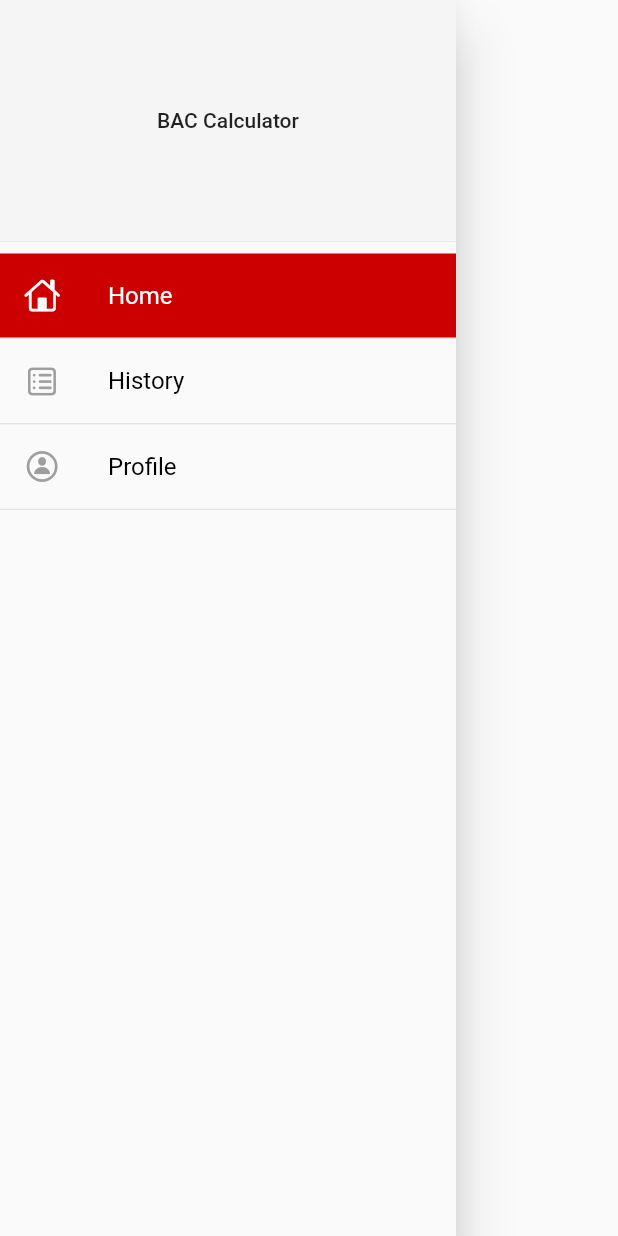
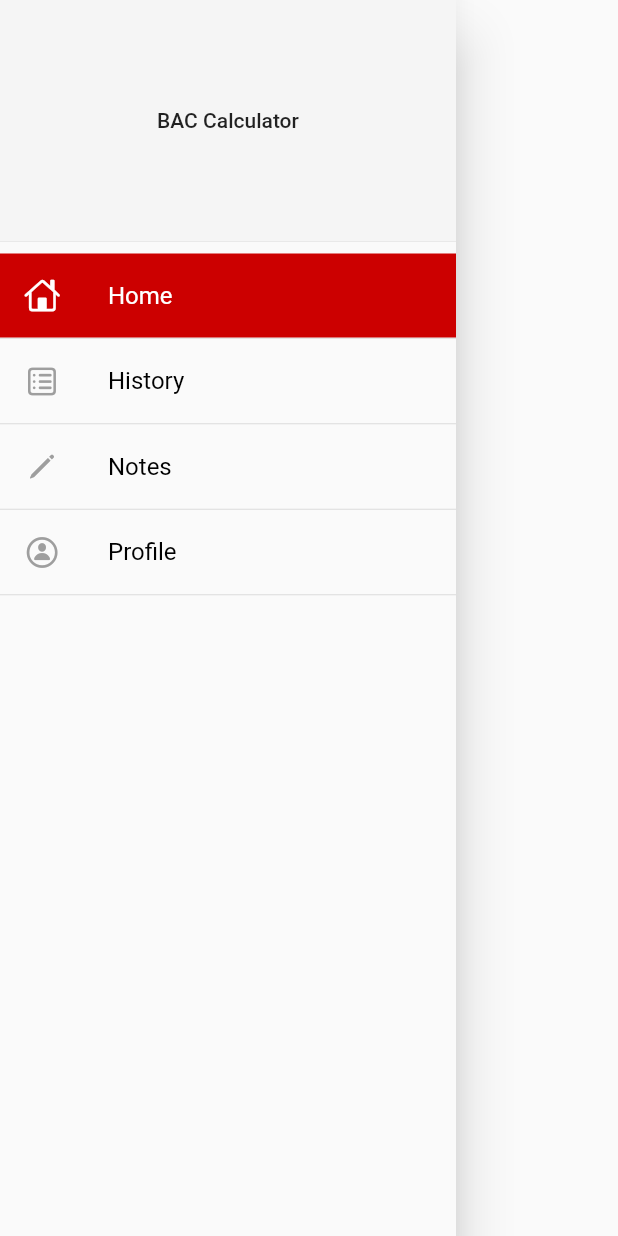
Before and after one commit to mjhamm/blood-alcohol-calculator, a Flutter app: the CustomNavigationDrawer widget shown alone on an empty page, opened directly with empty values, on a phone screen of 412 x 824 dp. Run offline on Flutter 3.47's test engine with Material 2 defaults, Android fonts, the phone set to English and light mode, and no system bars; our stand-ins replace flutter_calendar_carousel, google_fonts; missing offline and left inert: floating_action_bubble.

Commit message:
updates-notes

```diff
--- a/lib/models/custom_drawer.dart
+++ b/lib/models/custom_drawer.dart
@@ -55,8 +55,8 @@ class CustomNavigationDrawer extends StatelessWidget {
           ListTile(
             selected: _currentIndex == 2,
             selectedTileColor: CustomColors.primary,
-            leading: Icon(CupertinoIcons.person_circle, color: _currentIndex == 2 ? Colors.white : Colors.grey,),
-            title: Text('Profile', style: TextStyle(color: _currentIndex == 2 ? Colors.white : Colors.black),),
+            leading: Icon(CupertinoIcons.pen, color: _currentIndex == 2 ? Colors.white : Colors.grey,),
+            title: Text('Notes', style: TextStyle(color: _currentIndex == 2 ? Colors.white : Colors.black),),
             onTap: () {
               onIndexChanged(2);
               Navigator.pop(context);
@@ -65,6 +65,20 @@ class CustomNavigationDrawer extends StatelessWidget {
           Divider(
             height: 1,
           ),
+          ListTile(
+            selected: _currentIndex == 3,
+            selectedTileColor: CustomColors.primary,
+            leading: Icon(CupertinoIcons.person_circle, color: _currentIndex == 3 ? Colors.white : Colors.grey,),
+            title: Text('Profile', style: TextStyle(color: _currentIndex == 3 ? Colors.white : Colors.black),),
+            onTap: () {
+              onIndexChanged(3);
+              Navigator.pop(context);
+            },
+          ),
+          Divider(
+            height: 1,
+          ),
+
         ],
       ),
     );
--- /dev/null
+++ b/lib/notes/notes_item.dart
@@ -0,0 +1,6 @@
+
+class NotesItem {
+
+  String note;
+
+}
```
Also changed, not shown: lib/main screen/main_screen.dart (+8 -0 lines), lib/notes/notes_page.dart (added, +32 -0 lines), lib/notes/notes_tile.dart (added, +26 -0 lines).
